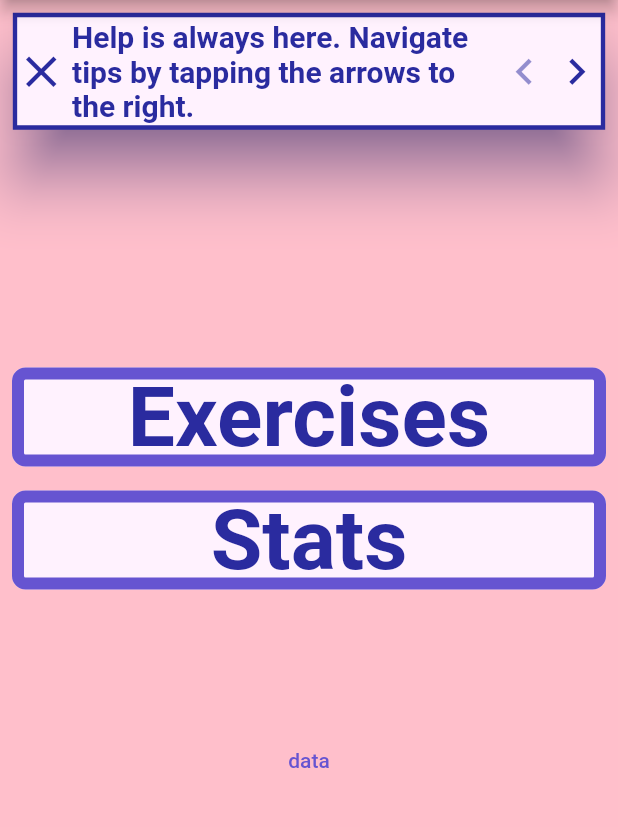
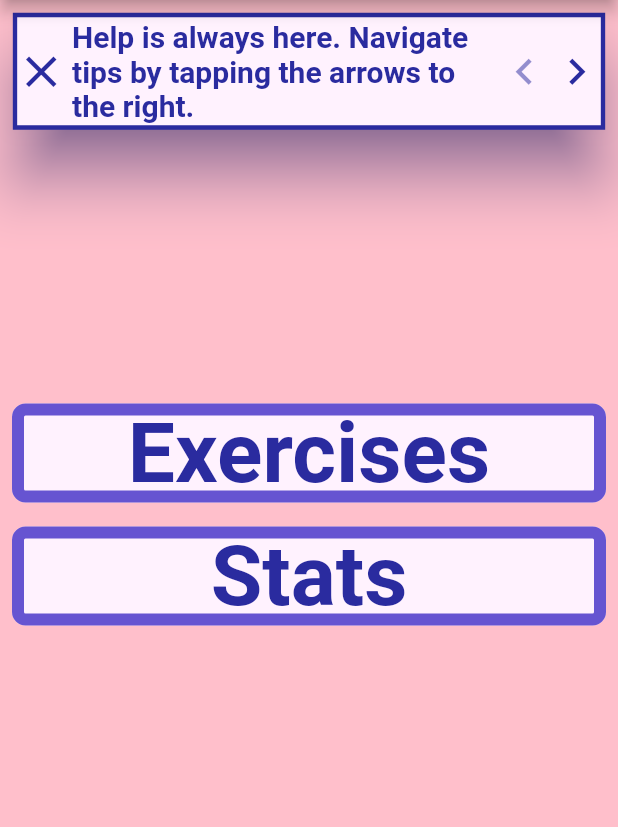
Before and after one commit to Ian-Phelon/stronks, a Flutter app: the screen it shows after launch, after a tap on the "help outline" icon, on a phone screen of 412 x 824 dp, the part 84-911 px from its top. Run offline on Flutter 3.47's test engine with Material 2 defaults, Android fonts, the phone set to English and light mode, and no system bars; drawn by our look-alikes of google_mobile_ads; our stand-ins replace firebase_auth, firebase_core, font_awesome_flutter, google_sign_in, sign_in_with_apple, sqflite; accounts and stored records are empty; network calls fail; Roboto replaces fonts that are missing (Montserrat).

Commit message:
so different

```diff
--- a/lib/view/dashboard/dashboard_screen.dart
+++ b/lib/view/dashboard/dashboard_screen.dart
@@ -49,11 +49,6 @@ class DashboardScreen extends StatelessWidget {
                   padding: const EdgeInsets.all(8.0),
                   child: MainBannerAd(),
                 ),
-                TextButton(
-                    onPressed: () {
-                      final auth = StronksAuth.of(context);
-                    },
-                    child: Text('data'))
               ],
             ),
           ],
```
Also changed, not shown: 1 other file.
